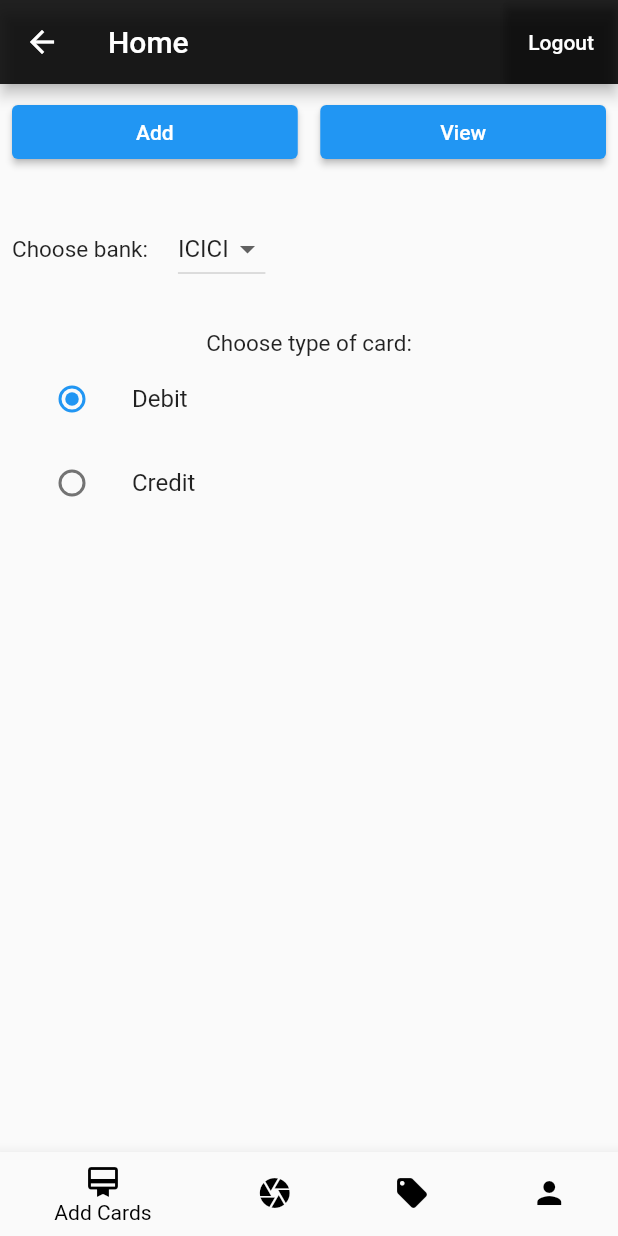
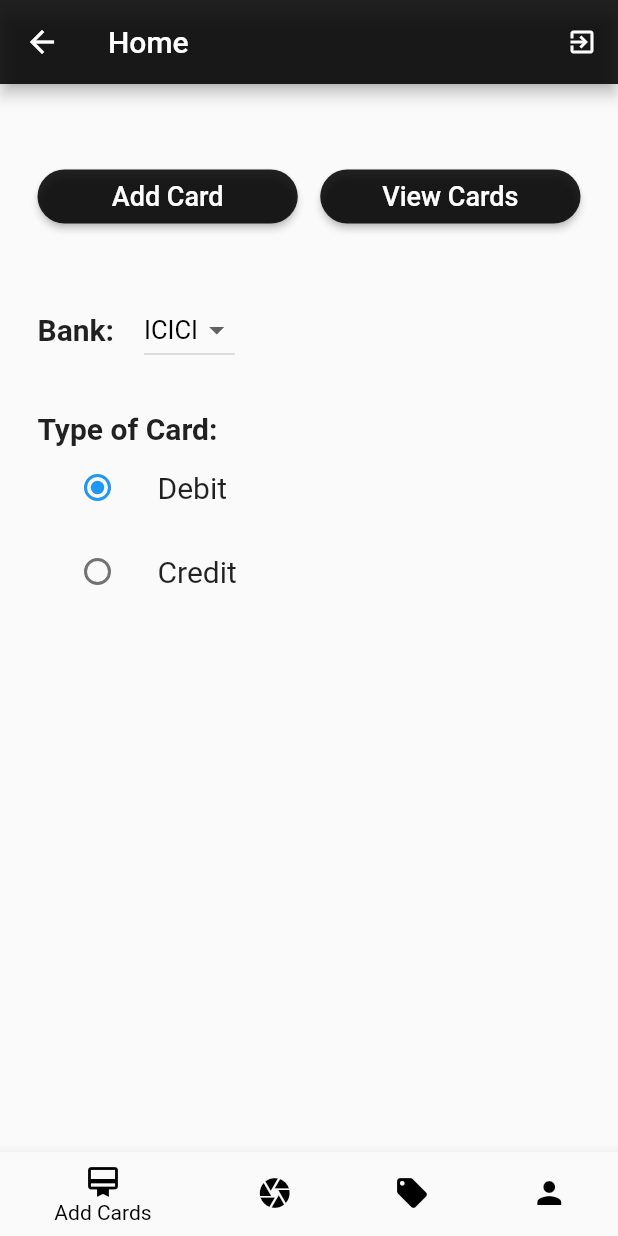
Before and after one commit to ayushshah31/bnf-new, a Flutter app: the Home screen opened directly with empty values, on a phone screen of 412 x 824 dp. Run offline on Flutter 3.47's test engine with Material 2 defaults, Android fonts, the phone set to English and light mode, and no system bars; our stand-ins replace animated_text_kit, cloud_firestore, firebase_auth, firebase_core, firebase_database, image_picker; missing offline and left inert: google_ml_kit, modal_progress_hud_alt; accounts and stored records are empty; Roboto replaces fonts that are missing (OS).

Commit message:
UI DESIGN

```diff
--- a/lib/Screens/Home.dart
+++ b/lib/Screens/Home.dart
@@ -51,14 +51,17 @@ class _HomeState extends State<Home> {
   @override
   Widget build(BuildContext context) {
     return Scaffold(
+      resizeToAvoidBottomInset: false,
       appBar: AppBar(
-        title: Text("Home"),
+        title: Text("Home", style: TextStyle(fontFamily: 'OS'),),
         backgroundColor: blackColor,
         actions: [
-          ElevatedButton(
-            child: Text("Logout"),
-            style: ElevatedButton.styleFrom(primary: Colors.transparent),
-            onPressed: () {
+          IconButton(
+            icon: Icon(Icons.exit_to_app,
+            color: Colors.white,
+                              size: 20,),
+
+             onPressed: () {
               _auth.signOut();
               print("Signout");
               Navigator.push(context,
@@ -67,6 +70,7 @@ class _HomeState extends State<Home> {
           ),
         ],
       ),
+
       body: _pages.elementAt(_selectedIndex),
       bottomNavigationBar: BottomNavigationBar(
         unselectedItemColor: Colors.black,
--- a/lib/Screens/addCard.dart
+++ b/lib/Screens/addCard.dart
@@ -18,21 +18,35 @@ class _AddCardState extends State<AddCard> {
   String dropValue = "ICICI";
   var cardNo = 0;
   bool showAddCard = false;
-  static int cardCount=0;
+  int cardCount=0;
   bool creditBool = false;
 
   @override
   Widget build(BuildContext context) {
     return Padding(
-      padding: const EdgeInsets.all(8.0),
+      padding: const EdgeInsets.all(25.0),
       child: Column(
         mainAxisAlignment: MainAxisAlignment.start,
         children: [
           Row(
             children: [
+              SizedBox(height: 100,),
               Expanded(
                   child: ElevatedButton(
-                child: Text("Add"),
+                 style: ButtonStyle(
+
+                                backgroundColor:
+                                    MaterialStateProperty.all(Colors.black87),
+                                shape: MaterialStateProperty.all<
+                                    RoundedRectangleBorder>(RoundedRectangleBorder(
+                                  borderRadius: BorderRadius.circular(30.0),
+                                ))),
+                     child: Text('Add Card',
+                                style: TextStyle(
+                                  color: Colors.white,
+                                  fontFamily: "OS",
+                                  fontSize: 18,
+                                ))  ,
                 onPressed: ()=>setState(()=>showAddCard=true),
               )),
               SizedBox(
@@ -40,21 +54,32 @@ class _AddCardState extends State<AddCard> {
               ),
               Expanded(
                   child: ElevatedButton(
-                child: Text("View"),
+                 style: ButtonStyle(
+
+                                backgroundColor:
+                                    MaterialStateProperty.all(Colors.black87),
+                                shape: MaterialStateProperty.all<
+                                    RoundedRectangleBorder>(RoundedRectangleBorder(
+                                  borderRadius: BorderRadius.circular(30.0),
+                                ))),
+                     child: Text('View Cards',
+                                style: TextStyle(
+                                  color: Colors.white,
+                                  fontFamily: "OS",
+                                  fontSize: 18,
+                                ))  ,
                 onPressed: () {Navigator.push(context, MaterialPageRoute(builder: (context)=>Profile()));},
               )),
             ],
           ),
           SizedBox(height: 15,),
-
-          SizedBox(
-            height: 15,
-          ),
           Row(
             children: [
               Text(
-                "Choose bank:",
-                style: TextStyle(fontSize: 15),
+                "Bank:",
+                style: TextStyle(fontSize: 20,
+                fontFamily: 'OS',
+                fontWeight: FontWeight.bold),
               ),
               SizedBox(
                 width: 20,
@@ -66,6 +91,11 @@ class _AddCardState extends State<AddCard> {
                     value: value,
                     child: Text(
                       value,
+                      style: TextStyle(
+                                            color: Colors.black,
+                                            fontFamily: "OS",
+                                            fontSize: 17,
+                                          )
                     ),
                   );
                 }).toList(),
@@ -80,12 +110,19 @@ class _AddCardState extends State<AddCard> {
           SizedBox(
             height: 30,
           ),
-          Text(
-            "Choose type of card:",
-            style: TextStyle(fontSize: 15),
-          ),
+          Container(
+            alignment: Alignment.centerLeft,
+            child:Text(
+                "Type of Card:",
+                style: TextStyle(fontSize: 20,
+                fontFamily: 'OS',
+                fontWeight: FontWeight.bold),
+              ),),
           ListTile(
-            title: const Text('Debit'),
+            title: const Text('Debit',style: TextStyle(
+              fontSize: 20,
+                fontFamily: 'OS',
+            ),),
             leading: Radio<SingingCharacter>(
               value: SingingCharacter.debit,
               groupValue: _character,
@@ -98,7 +135,9 @@ class _AddCardState extends State<AddCard> {
             ),
           ),
           ListTile(
-            title: const Text('Credit'),
+            title: const Text('Credit',style: TextStyle(
+              fontSize: 20,
+                fontFamily: 'OS',)),
             leading: Radio<SingingCharacter>(
               value: SingingCharacter.credit,
               groupValue: _character,
@@ -110,6 +149,8 @@ class _AddCardState extends State<AddCard> {
               },
             ),
           ),
+          SizedBox(height:
+          9,),
           showAddCard?TextFormField(
             validator: (value){
               if(value!.length < 16 || value.length>16 ){
@@ -145,7 +186,20 @@ class _AddCardState extends State<AddCard> {
                 .child("Card").child(cardCount.toString()).child("bank").set(dropValue);
             cardCount++;
             print("Added");
-          }, child: Text("Submit")):Text(""),
+          },
+           style: ButtonStyle(
+
+                                backgroundColor:
+                                    MaterialStateProperty.all(Colors.black87),
+                                shape: MaterialStateProperty.all<
+                                    RoundedRectangleBorder>(RoundedRectangleBorder(
+                                  borderRadius: BorderRadius.circular(30.0),
+                                ))),child: Text('Add',
+                                style: TextStyle(
+                                  color: Colors.white,
+                                  fontFamily: "OS",
+                                  fontSize: 15,
+                                ))):Text(""),
         ],
       ),
     );
```
Also changed, not shown: lib/Screens/Profile.dart (+44 -19 lines), lib/Screens/imageCapture.dart (+22 -11 lines), lib/Screens/welcome_screen.dart (+50 -46 lines), pubspec.yaml (+5 -11 lines), fonts/OpenSans.ttf (added), fonts/Oxygen.ttf (added), images/User_font_awesome.svg.png (added), images/user-128.png (added).
